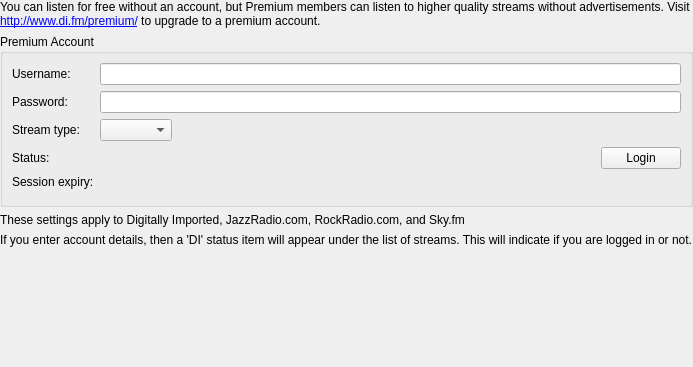
CDrummond/cantata, file streams/digitallyimportedsettings.ui: the form before one commit.
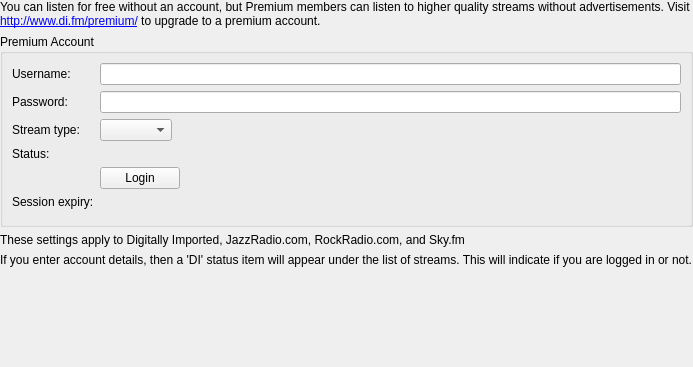
The form after the commit. Custom widgets are drawn as their Qt base class.

Commit message: Put Login button under status

Diff of the .ui file:
```diff
--- a/streams/digitallyimportedsettings.ui
+++ b/streams/digitallyimportedsettings.ui
@@ -93,14 +93,9 @@
         <property name="text">
          <string>Status:</string>
         </property>
-        <property name="buddy">
-         <cstring>loginButton</cstring>
-        </property>
        </widget>
       </item>
       <item row="3" column="1">
-       <layout class="QHBoxLayout" name="horizontalLayout">
-        <item>
          <widget class="QLabel" name="loginStatusLabel">
           <property name="sizePolicy">
            <sizepolicy hsizetype="MinimumExpanding" vsizetype="Preferred">
@@ -113,7 +108,7 @@
           </property>
          </widget>
         </item>
-        <item>
+      <item row="4" column="1">
          <widget class="QPushButton" name="loginButton">
           <property name="sizePolicy">
            <sizepolicy hsizetype="Preferred" vsizetype="Fixed">
@@ -126,16 +121,14 @@
           </property>
          </widget>
         </item>
-       </layout>
-      </item>
-      <item row="4" column="0">
+      <item row="5" column="0">
        <widget class="QLabel" name="expiryLabel">
         <property name="text">
          <string>Session expiry:</string>
         </property>
        </widget>
       </item>
-      <item row="4" column="1">
+      <item row="5" column="1">
        <widget class="QLabel" name="expiry">
         <property name="sizePolicy">
          <sizepolicy hsizetype="MinimumExpanding" vsizetype="Preferred">
@@ -145,7 +138,7 @@
         </property>
        </widget>
       </item>
-      <item row="5" column="0" colspan="2">
+      <item row="6" column="0" colspan="2">
        <widget class="MessageWidget" name="messageWidget">
         <property name="frameShape">
          <enum>QFrame::StyledPanel</enum>
```
Lines whose indentation alone changed are shown as unchanged. The commit also changes 1 other file.
